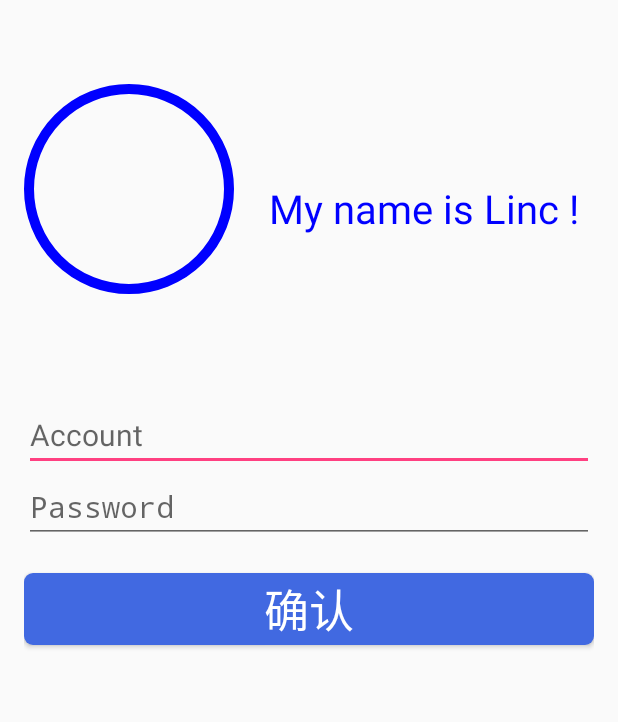
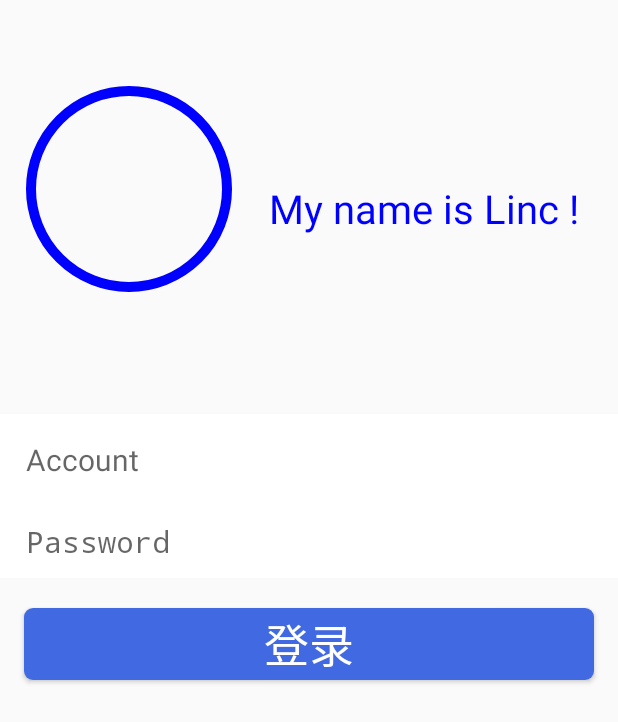
Before and after one commit to renren123/MyClassApp_Login_2, an Android app: the screen it shows after launch (MainActivity), on a phone screen of 412 x 824 dp. Shown: the top 722 px of the screen. Run offline under Robolectric (Android 15) with nearby library versions, the phone set to English and light mode, and no system bars.

Commit message:
改版后

```diff
--- a/app/build.gradle
+++ b/app/build.gradle
@@ -5,7 +5,7 @@ android {
     buildToolsVersion "25.0.2"
     defaultConfig {
         applicationId "com.example.myclassapp_login"
-        minSdkVersion 15
+        minSdkVersion 16
         targetSdkVersion 25
         versionCode 1
         versionName "1.0"
--- a/app/src/main/java/com/example/myclassapp_login/MainActivity.java
+++ b/app/src/main/java/com/example/myclassapp_login/MainActivity.java
@@ -3,6 +3,10 @@ package com.example.myclassapp_login;
 import android.content.Intent;
 import android.content.pm.ActivityInfo;
 import android.graphics.RadialGradient;
+import android.graphics.drawable.Drawable;
+import android.os.Build;
+import android.print.PrintAttributes;
+import android.support.annotation.RequiresApi;
 import android.support.v7.app.AppCompatActivity;
 import android.os.Bundle;
 import android.text.InputType;
@@ -20,6 +24,8 @@ public class MainActivity extends AppCompatActivity {
     EditText myAccount=null;
     EditText myPassword=null;
     Button buttonOK;
+    private Window window;
+
 
     String accountName = "renwenjie",accountPassword = "123456";
 
@@ -58,7 +64,8 @@ public class MainActivity extends AppCompatActivity {
 //        });
 
         setContentView(R.layout.activity_main);
-        //init();                 //第一次学习的方法
+        //init();
+        // 第一次学习的方法
         Paint_Password();
     }
 
@@ -75,13 +82,22 @@ public class MainActivity extends AppCompatActivity {
         myAccount = new EditText(this);
         myAccount.setTextSize(passWordTextSize);
         myAccount.setHint("Account");
-        linearLayout.addView(myAccount);
+        //myAccount.m
+        LinearLayout.LayoutParams lp2 = new LinearLayout.LayoutParams(LinearLayout.LayoutParams.MATCH_PARENT, LinearLayout.LayoutParams.WRAP_CONTENT);
+        lp2.setMargins(20,10,0,0);
+        myAccount.setBackground(null);
+
+
+        myAccount.setLeft(16);
+        linearLayout.addView(myAccount,lp2);
 
         myPassword = new EditText(this);
+        myPassword.setBackground(null);
         myPassword.setInputType(129); //129????????????????????   密码框？？？
         myPassword.setTextSize(passWordTextSize);
         myPassword.setHint("Password");
-        linearLayout.addView(myPassword);
+        linearLayout.addView(myPassword,lp2);
+
 
 //        Button buttonOK = new Button(this);
 //        buttonOK.setText("确认");
--- a/app/src/main/java/com/example/myclassapp_login/PaintBoard.java
+++ b/app/src/main/java/com/example/myclassapp_login/PaintBoard.java
@@ -35,7 +35,7 @@ public class PaintBoard extends View {
         paint.setStyle(Paint.Style.STROKE);
         paint.setStrokeWidth(10);
         paint.setAntiAlias(true);// 设置画笔的锯齿效果。 true是去除，大家一看效果就明白了
-        canvas.drawCircle(105, 105, 100, paint);
+        canvas.drawCircle(105, 105, 98, paint);
 
         //paint string
         paint = new Paint();
--- a/app/src/main/res/layout/activity_main.xml
+++ b/app/src/main/res/layout/activity_main.xml
@@ -6,17 +6,18 @@
     android:layout_width="match_parent"
     android:layout_height="match_parent"
     android:paddingBottom="@dimen/activity_vertical_margin"
-    android:paddingLeft="@dimen/activity_horizontal_margin"
-    android:paddingRight="@dimen/activity_horizontal_margin"
+
     android:paddingTop="@dimen/activity_vertical_margin"
     tools:context="com.example.myclassapp_login.MainActivity">
 
     <!--第二次学习的方法-->
     <com.example.myclassapp_login.PaintBoard
+        android:layout_marginLeft="16dp"
+        android:layout_marginRight="16dp"
         android:layout_marginTop="40dp"
         android:id="@+id/paint_board"
         android:layout_width="match_parent"
-        android:layout_height="210dp"/>
+        android:layout_height="220dp"/>
         <!--android:background="@android:color/holo_green_light"-->
         />
     <!--<com.example.myclassapp_login.PaintBoard_Login-->
@@ -25,17 +26,19 @@
         <!--android:layout_height="200sp"-->
         <!--/>-->
     <LinearLayout
-
         android:layout_width="match_parent"
         android:layout_height="wrap_content"
         android:orientation="vertical"
-        android:id="@+id/line_password">
+        android:id="@+id/line_password"
+        android:background="@android:color/white">
 
     </LinearLayout>
     <Button
+        android:layout_marginLeft="16dp"
+        android:layout_marginRight="16dp"
         android:layout_width="match_parent"
         android:layout_height="wrap_content"
-        android:text="确认"
+        android:text="登录"
         android:id="@+id/buttonok"
         android:textColor="@android:color/white"
         android:textSize="30sp"
--- a/build.gradle
+++ b/build.gradle
@@ -5,7 +5,7 @@ buildscript {
         jcenter()
     }
     dependencies {
-        classpath 'com.android.tools.build:gradle:2.2.3'
+        classpath 'com.android.tools.build:gradle:2.3.1'
 
         // NOTE: Do not place your application dependencies here; they belong
         // in the individual module build.gradle files
```
Also changed, not shown: gradle/wrapper/gradle-wrapper.properties.
